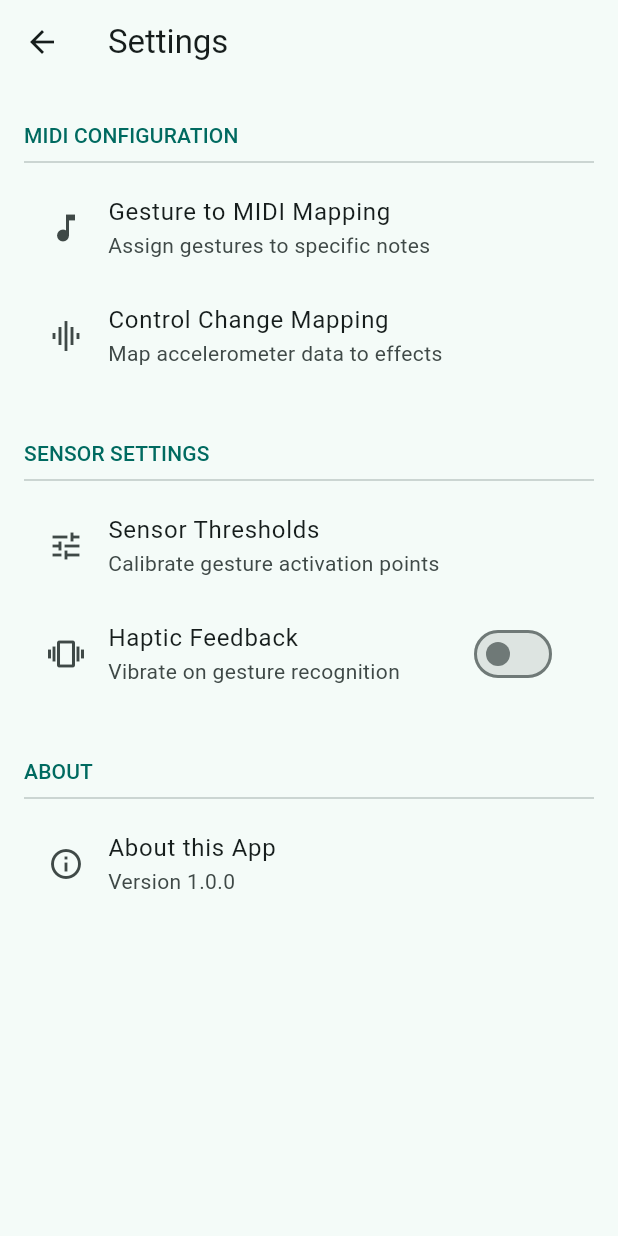
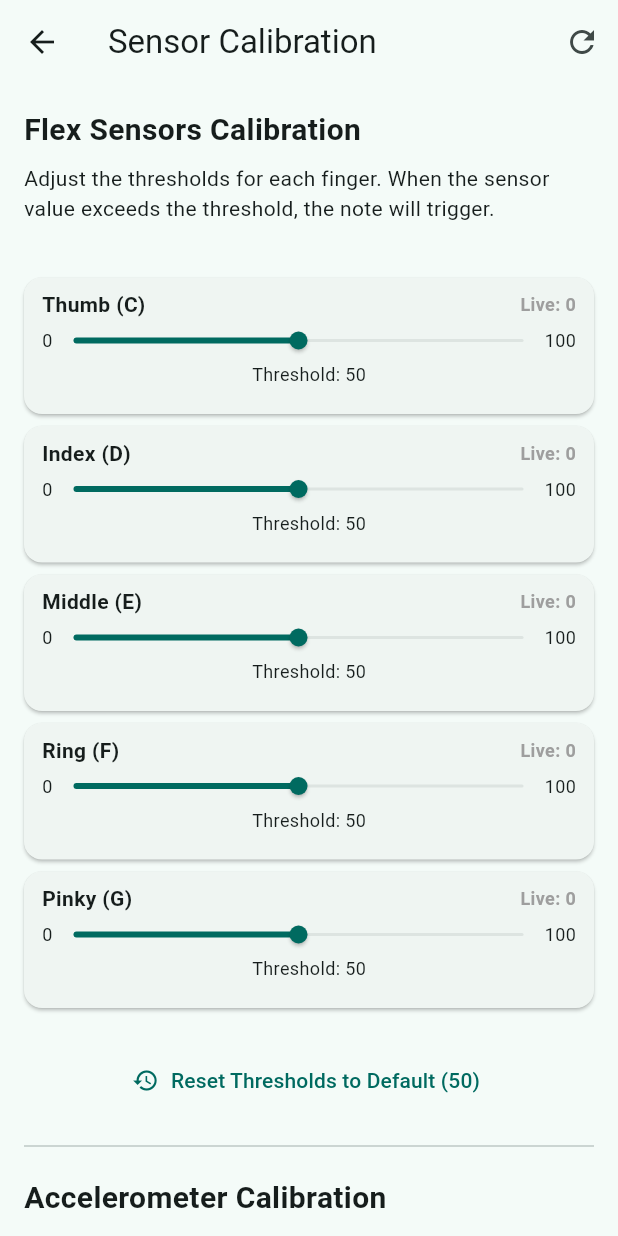
Before and after one commit to antonioken22/midi_gloves_app, a Flutter app: the SettingsScreen screen opened directly, after a tap on "Sensor Thresholds", on a phone screen of 412 x 824 dp. Run offline on Flutter 3.47's test engine with Material 3 defaults, Android fonts, the phone set to English and light mode, and no system bars; our stand-ins replace flutter_blue_plus, fluttertoast, permission_handler, shared_preferences; missing offline and left inert: dart_melty_soundfont, flutter_midi_pro, mp_audio_stream; accounts and stored records are empty.

Commit message:
[Feature] Add calibration screen for flex sensors and accelerometer, integrate persistent settings for thresholds and offsets.

```diff
--- a/lib/main.dart
+++ b/lib/main.dart
@@ -2,6 +2,7 @@ import 'package:flutter/material.dart';
 import 'package:provider/provider.dart';
 import 'providers/bluetooth_provider.dart';
 import 'providers/loading_provider.dart';
+import 'providers/settings_provider.dart';
 import 'screens/connection_screen.dart';
 import 'screens/dashboard_screen.dart';
 import 'screens/settings_screen.dart';
@@ -11,7 +12,13 @@ void main() {
   runApp(
     MultiProvider(
       providers: [
-        ChangeNotifierProvider(create: (context) => BluetoothProvider()),
+        ChangeNotifierProvider(create: (_) => SettingsProvider()),
+        ChangeNotifierProxyProvider<SettingsProvider, BluetoothProvider>(
+          create: (context) =>
+              BluetoothProvider(context.read<SettingsProvider>()),
+          update: (context, settings, previous) =>
+              previous!..updateSettings(settings),
+        ),
         ChangeNotifierProvider(create: (context) => LoadingProvider()),
       ],
       child: const MyApp(),
--- a/lib/providers/bluetooth_provider.dart
+++ b/lib/providers/bluetooth_provider.dart
@@ -3,11 +3,13 @@ import 'dart:convert';
 import 'dart:io';
 import 'dart:math';
 import 'package:flutter/material.dart';
+import 'package:flutter/services.dart';
 import 'package:flutter_blue_plus/flutter_blue_plus.dart';
 import 'package:permission_handler/permission_handler.dart';
 import '../models/glove_data.dart';
 import '../models/simulation_playlist.dart';
 import '../services/audio_manager.dart';
+import 'settings_provider.dart';
 
 class BluetoothProvider with ChangeNotifier {
   BluetoothDevice? _connectedDevice;
@@ -35,7 +37,9 @@ class BluetoothProvider with ChangeNotifier {
   // Track active notes to stop them
   final Set<int> _activeNotes = {};
 
-  BluetoothProvider() {
+  SettingsProvider _settings;
+
+  BluetoothProvider(this._settings) {
     _adapterStateSub = FlutterBluePlus.adapterState.listen((state) {
       _adapterState = state;
       if (state == BluetoothAdapterState.on) {
@@ -49,6 +53,11 @@ class BluetoothProvider with ChangeNotifier {
 
     // Initialize Audio
     AudioManager().initialize();
+  }
+
+  void updateSettings(SettingsProvider settings) {
+    _settings = settings;
+    notifyListeners();
   }
 
   Future<void> _requestPermissions() async {
@@ -252,6 +261,14 @@ class BluetoothProvider with ChangeNotifier {
   }
 
   void _processAudio(GloveData data) {
+    // Apply IMU Calibration Offsets
+    final offsets = _settings.accelOffsets;
+    final effectiveX = data.accelX - offsets[0];
+    // We might not want to offset Y/Z for all logic, but for consistency let's do it.
+    // However, for Octave (X-axis tilt), X offset is most critical.
+    // final effectiveY = data.accelY - offsets[1];
+    // final effectiveZ = data.accelZ - offsets[2];
+
     // Determine Octave (using X axis tilt)
     // Extended Simulation Mapping:
     // -4.0 -> 0, -3.0 -> 1, -2.0 -> 2, -0.7 -> 3
@@ -259,31 +276,33 @@ class BluetoothProvider with ChangeNotifier {
     // 0.7 -> 5, 2.0 -> 6, 3.0 -> 7, 4.0 -> 8
     int octave = 4;
 
-    if (data.accelX <= -3.5) {
+    if (effectiveX <= -3.5) {
       octave = 0;
-    } else if (data.accelX <= -2.5)
+    } else if (effectiveX <= -2.5)
       octave = 1;
-    else if (data.accelX <= -1.5)
+    else if (effectiveX <= -1.5)
       octave = 2;
-    else if (data.accelX < -0.7)
+    else if (effectiveX < -0.7)
       octave = 3;
-    else if (data.accelX > 3.5)
+    else if (effectiveX > 3.5)
       octave = 8;
-    else if (data.accelX > 2.5)
+    else if (effectiveX > 2.5)
       octave = 7;
-    else if (data.accelX > 1.5)
+    else if (effectiveX > 1.5)
       octave = 6;
-    else if (data.accelX > 0.7)
+    else if (effectiveX > 0.7)
       octave = 5;
 
     final baseNote = 12 * (octave + 1); // MIDI C is 12 * (octave + 1) usually
 
     // Map fingers to notes (C, D, E, F, G)
-    _handleNote(data.flex1 > 50, baseNote + 0); // C
-    _handleNote(data.flex2 > 50, baseNote + 2); // D
-    _handleNote(data.flex3 > 50, baseNote + 4); // E
-    _handleNote(data.flex4 > 50, baseNote + 5); // F
-    _handleNote(data.flex5 > 50, baseNote + 7); // G
+    // Use thresholds from SettingsProvider
+    final thresholds = _settings.sensorThresholds;
+    _handleNote(data.flex1 > thresholds[0], baseNote + 0); // C
+    _handleNote(data.flex2 > thresholds[1], baseNote + 2); // D
+    _handleNote(data.flex3 > thresholds[2], baseNote + 4); // E
+    _handleNote(data.flex4 > thresholds[3], baseNote + 5); // F
+    _handleNote(data.flex5 > thresholds[4], baseNote + 7); // G
   }
 
   void _handleNote(bool isPressed, int note) {
@@ -291,6 +310,9 @@ class BluetoothProvider with ChangeNotifier {
       if (!_activeNotes.contains(note)) {
         AudioManager().playNote(note);
         _activeNotes.add(note);
+        if (_settings.hapticFeedbackEnabled) {
+          HapticFeedback.lightImpact();
+        }
       }
     } else {
       if (_activeNotes.contains(note)) {
--- /dev/null
+++ b/lib/providers/settings_provider.dart
@@ -0,0 +1,71 @@
+import 'package:flutter/material.dart';
+import 'package:shared_preferences/shared_preferences.dart';
+
+class SettingsProvider with ChangeNotifier {
+  List<int> _sensorThresholds = [50, 50, 50, 50, 50];
+  bool _hapticFeedbackEnabled = false;
+
+  List<int> get sensorThresholds => _sensorThresholds;
+  bool get hapticFeedbackEnabled => _hapticFeedbackEnabled;
+
+  SettingsProvider() {
+    _loadSettings();
+  }
+
+  List<double> _accelOffsets = [0.0, 0.0, 0.0];
+  List<double> get accelOffsets => _accelOffsets;
+
+  Future<void> _loadSettings() async {
+    final prefs = await SharedPreferences.getInstance();
+    final thresholds = prefs.getStringList('sensorThresholds');
+    if (thresholds != null && thresholds.length == 5) {
+      _sensorThresholds = thresholds.map((e) => int.parse(e)).toList();
+    }
+    _hapticFeedbackEnabled = prefs.getBool('hapticFeedbackEnabled') ?? false;
+
+    final offsets = prefs.getStringList('accelOffsets');
+    if (offsets != null && offsets.length == 3) {
+      _accelOffsets = offsets.map((e) => double.parse(e)).toList();
+    }
+    notifyListeners();
+  }
+
+  Future<void> setSensorThreshold(int index, int value) async {
+    if (index >= 0 && index < 5) {
+      _sensorThresholds[index] = value;
+      notifyListeners();
+      _saveSettings();
+    }
+  }
+
+  Future<void> resetThresholds() async {
+    _sensorThresholds = [50, 50, 50, 50, 50];
+    notifyListeners();
+    _saveSettings();
+  }
+
+  Future<void> setHapticFeedback(bool enabled) async {
+    _hapticFeedbackEnabled = enabled;
+    notifyListeners();
+    _saveSettings();
+  }
+
+  Future<void> setAccelOffsets(double x, double y, double z) async {
+    _accelOffsets = [x, y, z];
+    notifyListeners();
+    _saveSettings();
+  }
+
+  Future<void> _saveSettings() async {
+    final prefs = await SharedPreferences.getInstance();
+    await prefs.setStringList(
+      'sensorThresholds',
+      _sensorThresholds.map((e) => e.toString()).toList(),
+    );
+    await prefs.setBool('hapticFeedbackEnabled', _hapticFeedbackEnabled);
+    await prefs.setStringList(
+      'accelOffsets',
+      _accelOffsets.map((e) => e.toString()).toList(),
+    );
+  }
+}
--- /dev/null
+++ b/lib/screens/calibration_screen.dart
@@ -0,0 +1,286 @@
+import 'package:flutter/material.dart';
+import 'package:provider/provider.dart';
+import '../providers/bluetooth_provider.dart';
+import '../providers/settings_provider.dart';
+
+class CalibrationScreen extends StatelessWidget {
+  const CalibrationScreen({super.key});
+
+  @override
+  Widget build(BuildContext context) {
+    final btProvider = context.watch<BluetoothProvider>();
+    final settingsProvider = context.watch<SettingsProvider>();
+    final gloveData = btProvider.gloveData;
+    final thresholds = settingsProvider.sensorThresholds;
+
+    return Scaffold(
+      appBar: AppBar(
+        title: const Text('Sensor Calibration'),
+        actions: [
+          IconButton(
+            icon: const Icon(Icons.refresh),
+            tooltip: 'Reset Thresholds',
+            onPressed: () {
+              settingsProvider.resetThresholds();
+              ScaffoldMessenger.of(context).showSnackBar(
+                const SnackBar(content: Text('Thresholds reset to default')),
+              );
+            },
+          ),
+        ],
+      ),
+      body: ListView(
+        padding: const EdgeInsets.all(16.0),
+        children: [
+          const Text(
+            'Flex Sensors Calibration',
+            style: TextStyle(fontSize: 20, fontWeight: FontWeight.bold),
+          ),
+          const SizedBox(height: 8),
+          const Text(
+            'Adjust the thresholds for each finger. When the sensor value exceeds the threshold, the note will trigger.',
+          ),
+          const SizedBox(height: 16),
+          const SizedBox(height: 20),
+          _buildCalibrationRow(
+            context,
+            'Thumb (C)',
+            0,
+            gloveData.flex1,
+            thresholds[0],
+            settingsProvider,
+          ),
+          _buildCalibrationRow(
+            context,
+            'Index (D)',
+            1,
+            gloveData.flex2,
+            thresholds[1],
+            settingsProvider,
+          ),
+          _buildCalibrationRow(
+            context,
+            'Middle (E)',
+            2,
+            gloveData.flex3,
+            thresholds[2],
+            settingsProvider,
+          ),
+          _buildCalibrationRow(
+            context,
+            'Ring (F)',
+            3,
+            gloveData.flex4,
+            thresholds[3],
+            settingsProvider,
+          ),
+          _buildCalibrationRow(
+            context,
+            'Pinky (G)',
+            4,
+            gloveData.flex5,
+            thresholds[4],
+            settingsProvider,
+          ),
+          const SizedBox(height: 16),
+          Center(
+            child: TextButton.icon(
+              onPressed: () {
+                settingsProvider.resetThresholds();
+                ScaffoldMessenger.of(context).showSnackBar(
+                  const SnackBar(content: Text('Thresholds reset to default')),
+                );
+              },
+              icon: const Icon(Icons.restore),
+              label: const Text('Reset Thresholds to Default (50)'),
+            ),
+          ),
+          const Divider(height: 40),
+          const Text(
+            'Accelerometer Calibration',
+            style: TextStyle(fontSize: 20, fontWeight: FontWeight.bold),
+          ),
+          const SizedBox(height: 8),
+          const Text(
+            'Hold the glove steady in a neutral position and press Calibrate to zero the sensors.',
+          ),
+          const SizedBox(height: 16),
+          Card(
+            child: Padding(
+              padding: const EdgeInsets.all(16.0),
+              child: Column(
+                children: [
+                  Row(
+                    mainAxisAlignment: MainAxisAlignment.spaceAround,
+                    children: [
+                      _buildAccelValue('X', gloveData.accelX),
+                      _buildAccelValue('Y', gloveData.accelY),
+                      _buildAccelValue('Z', gloveData.accelZ),
+                    ],
+                  ),
+                  const SizedBox(height: 16),
+                  ElevatedButton.icon(
+                    onPressed: () {
+                      settingsProvider.setAccelOffsets(
+                        gloveData.accelX,
+                        gloveData.accelY,
+                        gloveData.accelZ,
+                      );
+                      ScaffoldMessenger.of(context).showSnackBar(
+                        const SnackBar(
+                          content: Text('Accelerometer Calibrated'),
+                        ),
+                      );
+                    },
+                    icon: const Icon(Icons.gps_fixed),
+                    label: const Text('Calibrate (Set Zero)'),
+                  ),
+                  if (settingsProvider.accelOffsets.any((e) => e != 0))
+                    Padding(
+                      padding: const EdgeInsets.only(top: 8.0),
+                      child: TextButton(
+                        onPressed: () {
+                          settingsProvider.setAccelOffsets(0, 0, 0);
+                          ScaffoldMessenger.of(context).showSnackBar(
+                            const SnackBar(content: Text('Calibration Reset')),
+                          );
+                        },
+                        child: const Text('Reset Calibration'),
+                      ),
+                    ),
+                ],
+              ),
+            ),
+          ),
+        ],
+      ),
+    );
+  }
+
+  Widget _buildAccelValue(String label, double value) {
+    return Column(
+      children: [
+        Text(
+          label,
+          style: const TextStyle(fontWeight: FontWeight.bold, fontSize: 16),
+        ),
+        Text(value.toStringAsFixed(2), style: const TextStyle(fontSize: 14)),
+      ],
+    );
+  }
+
+  Widget _buildCalibrationRow(
+    BuildContext context,
+    String label,
+    int index,
+    int currentValue,
+    int threshold,
+    SettingsProvider settings,
+  ) {
+    final isActive = currentValue > threshold;
+
+    return Card(
+      margin: const EdgeInsets.only(bottom: 8), // Reduced margin
+      child: Padding(
+        padding: const EdgeInsets.symmetric(
+          horizontal: 12.0,
+          vertical: 8.0,
+        ), // Reduced padding
+        child: Column(
+          crossAxisAlignment: CrossAxisAlignment.start,
+          children: [
+            Row(
+              mainAxisAlignment: MainAxisAlignment.spaceBetween,
+              children: [
+                Text(
+                  label,
+                  style: TextStyle(
+                    fontWeight: FontWeight.bold,
+                    fontSize: 14, // Slightly smaller font
+                    color: isActive ? Colors.green : null,
+                  ),
+                ),
+                Text(
+                  'Live: $currentValue',
+                  style: TextStyle(
+                    fontWeight: FontWeight.bold,
+                    fontSize: 12, // Slightly smaller font
+                    color: isActive ? Colors.green : Colors.grey,
+                  ),
+                ),
+              ],
+            ),
+            // Removed SizedBox(height: 8) to save space
+            Row(
+              children: [
+                const Text('0', style: TextStyle(fontSize: 12)),
+                Expanded(
+                  child: SliderTheme(
+                    data: SliderTheme.of(context).copyWith(
+                      trackHeight: 2.0, // Thinner track
+                      thumbShape: const RoundSliderThumbShape(
+                        enabledThumbRadius: 6.0,
+                      ), // Smaller thumb
+                      overlayShape: const RoundSliderOverlayShape(
+                        overlayRadius: 14.0,
+                      ), // Smaller overlay
+                    ),
+                    child: Slider(
+                      value: threshold.toDouble(),
+                      min: 0,
+                      max: 100,
+                      divisions: 100,
+                      label: threshold.toString(),
+                      onChanged: (value) {
+                        settings.setSensorThreshold(index, value.toInt());
+                      },
+                    ),
+                  ),
+                ),
+                const Text('100', style: TextStyle(fontSize: 12)),
+              ],
+            ),
+            Center(
+              child: Text(
+                'Threshold: $threshold',
+                style: const TextStyle(fontSize: 12),
+              ),
+            ),
+            const SizedBox(height: 4), // Reduced spacing
+            // Visual Indicator
+            Container(
+              height: 6, // Thinner bar
+              decoration: BoxDecoration(
+                color: Colors.grey[300],
+                borderRadius: BorderRadius.circular(3),
+              ),
+              child: Stack(
+                children: [
+                  // Current Value Bar
+                  FractionallySizedBox(
+                    widthFactor: (currentValue / 100).clamp(0.0, 1.0),
+                    child: Container(
+                      decoration: BoxDecoration(
+                        color: isActive ? Colors.green : Colors.blue,
+                        borderRadius: BorderRadius.circular(3),
+                      ),
+                    ),
+                  ),
+                  // Threshold Marker
+                  Positioned(
+                    left:
+                        (threshold / 100) *
+                            (MediaQuery.of(context).size.width -
+                                56) - // Adjusted for new padding
+                        2,
+                    child: Container(width: 4, height: 6, color: Colors.red),
+                  ),
+                ],
+              ),
+            ),
+          ],
+        ),
+      ),
+    );
+  }
+}
--- a/lib/screens/dashboard_screen.dart
+++ b/lib/screens/dashboard_screen.dart
@@ -512,7 +512,7 @@ class _DashboardScreenState extends State<DashboardScreen> {
           crossAxisAlignment: CrossAxisAlignment.start,
           mainAxisAlignment: MainAxisAlignment.spaceEvenly, // Distribute space
           children: [
-            Text("Flex Sensors (ZD10-100)", style: style),
+            Text("Flex Sensors (2.2\" Resistive)", style: style),
             if (isCompact) ...[
               Text("T: ${gloveData.flex1}"),
               Text("I: ${gloveData.flex2}"),
--- a/lib/screens/settings_screen.dart
+++ b/lib/screens/settings_screen.dart
@@ -1,4 +1,7 @@
 import 'package:flutter/material.dart';
+import 'package:provider/provider.dart';
+import '../providers/settings_provider.dart';
+import 'calibration_screen.dart';
 
 class SettingsScreen extends StatelessWidget {
   const SettingsScreen({super.key});
@@ -9,28 +12,6 @@ class SettingsScreen extends StatelessWidget {
       appBar: AppBar(title: const Text('Settings')),
       body: ListView(
         children: [
-          // MIDI configurations.
-          _SettingsGroup(
-            title: 'MIDI Configuration',
-            children: [
-              ListTile(
-                leading: const Icon(Icons.music_note),
-                title: const Text('Gesture to MIDI Mapping'),
-                subtitle: const Text('Assign gestures to specific notes'),
-                onTap: () {
-                  // TODO: Navigate to a detailed mapping screen.
-                },
-              ),
-              ListTile(
-                leading: const Icon(Icons.graphic_eq),
-                title: const Text('Control Change Mapping'),
-                subtitle: const Text('Map accelerometer data to effects'),
-                onTap: () {
-                  // TODO: Navigate to CC mapping screen.
-                },
-              ),
-            ],
-          ),
           // Sensor-related settings.
           _SettingsGroup(
             title: 'Sensor Settings',
@@ -40,16 +21,25 @@ class SettingsScreen extends StatelessWidget {
                 title: const Text('Sensor Thresholds'),
                 subtitle: const Text('Calibrate gesture activation points'),
                 onTap: () {
-                  // TODO: Navigate to a calibration screen.
+                  Navigator.push(
+                    context,
+                    MaterialPageRoute(
+                      builder: (context) => const CalibrationScreen(),
+                    ),
+                  );
                 },
               ),
-              SwitchListTile(
-                secondary: const Icon(Icons.vibration),
-                title: const Text('Haptic Feedback'),
-                subtitle: const Text('Vibrate on gesture recognition'),
-                value: false,
-                onChanged: (bool value) {
-                  // TODO: Save this setting.
+              Consumer<SettingsProvider>(
+                builder: (context, settings, child) {
+                  return SwitchListTile(
+                    secondary: const Icon(Icons.vibration),
+                    title: const Text('Haptic Feedback'),
+                    subtitle: const Text('Vibrate on gesture recognition'),
+                    value: settings.hapticFeedbackEnabled,
+                    onChanged: (bool value) {
+                      settings.setHapticFeedback(value);
+                    },
+                  );
                 },
               ),
             ],
@@ -63,7 +53,27 @@ class SettingsScreen extends StatelessWidget {
                 title: const Text('About this App'),
                 subtitle: const Text('Version 1.0.0'),
                 onTap: () {
-                  // TODO: Show an about dialog.
+                  showAboutDialog(
+                    context: context,
+                    applicationName: 'MIDI Gloves',
+                    applicationVersion: '1.0.0',
+                    applicationLegalese:
+                        'Developed by Tres Juans\nAll Rights Reserved 2025',
+                    children: [
+                      const SizedBox(height: 20),
+                      const Text(
+                        'Research Integration:',
+                        style: TextStyle(fontWeight: FontWeight.bold),
+                      ),
+                      const SizedBox(height: 8),
+                      const Text(
+                        'We are exploring the integration of On-Device Machine Learning to create an Adaptive Gesture-to-MIDI Interface. '
+                        'By training a model on raw sensor data (Flex + IMU), the glove could learn personalized gesture mappings, '
+                        'enabling more expressive and nuanced instrument control beyond simple threshold-based triggering. '
+                        'This advancement aims to contribute to our research on accessible and adaptive musical interfaces.',
+                      ),
+                    ],
+                  );
                 },
               ),
             ],
--- a/pubspec.yaml
+++ b/pubspec.yaml
@@ -41,6 +41,7 @@ dependencies:
   dart_melty_soundfont: ^2.0.0
   mp_audio_stream: ^0.2.2
   flutter_midi_pro: ^3.1.4
+  shared_preferences: ^2.5.3
 
 dev_dependencies:
   flutter_test:
```
Also changed, not shown: pubspec.lock, 1 other file.
